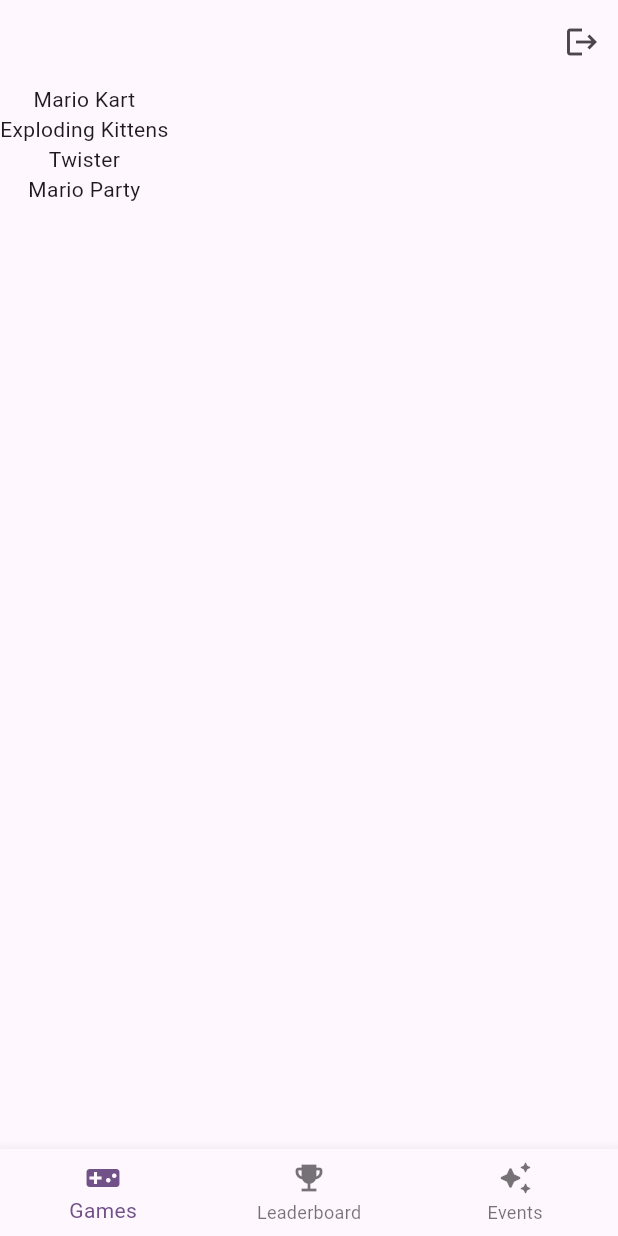
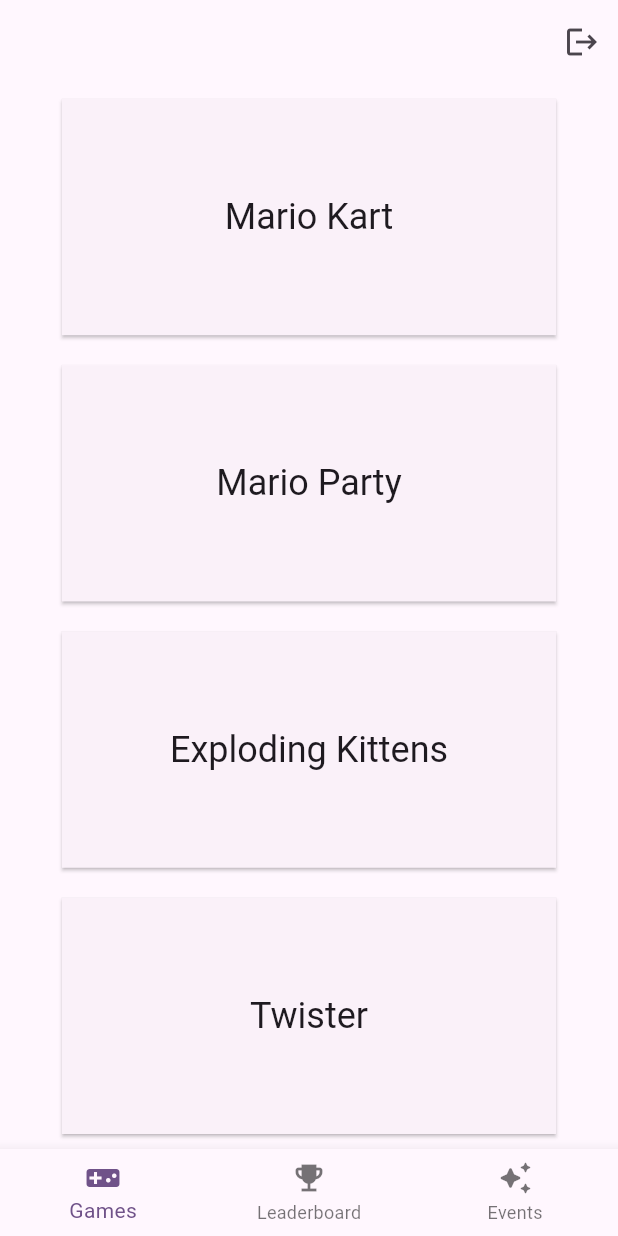
Before and after one commit to SomnusVeritas/MaggsVictoryVoyage, a Flutter app: the screen it shows once a user with an empty profile is signed in, on a phone screen of 412 x 824 dp. Run offline on Flutter 3.47's test engine with Material 2 defaults, Android fonts, the light colour scheme and no system bars; our stand-ins replace shared_preferences, supabase_flutter; accounts and stored records are empty.

Commit message:
games buttons page

```diff
--- a/lib/pages/games_page.dart
+++ b/lib/pages/games_page.dart
@@ -4,13 +4,50 @@
   const GamesPage({super.key});
   @override
   Widget build(BuildContext context) {
-    return Column(
-      children: [
-        Text('Mario Kart'),
-        Text('Exploding Kittens'),
-        Text('Twister'),
-        Text('Mario Party')
-      ],
+    final games = [
+      'Mario Kart',
+      'Mario Party',
+      'Exploding Kittens',
+      'Twister',
+    ];
+    return Center(
+      child: Column(
+        children: _getWidgets(games, context),
+      ),
+    );
+  }
+
+  List<Widget> _getWidgets(List<String> list, BuildContext context) {
+    final width = MediaQuery.of(context).size.width * 0.8;
+    List<Widget> widgets = [];
+    for (final game in list) {
+      widgets.add(
+        Expanded(
+          child: SizedBox(
+            width: width,
+            child: Padding(
+                padding: const EdgeInsets.symmetric(vertical: 10),
+                child: _getGamesButton(() {}, game, context)),
+          ),
+        ),
+      );
+    }
+    return widgets;
+  }
+
+  Text _getText(String text, BuildContext context) {
+    return Text(
+      text,
+      style: Theme.of(context).textTheme.headlineSmall,
+    );
+  }
+
+  ElevatedButton _getGamesButton(
+      void Function()? onPressed, String title, BuildContext context) {
+    return ElevatedButton(
+      style: ElevatedButton.styleFrom(shape: const BeveledRectangleBorder()),
+      onPressed: onPressed,
+      child: _getText(title, context),
     );
   }
 }
```
